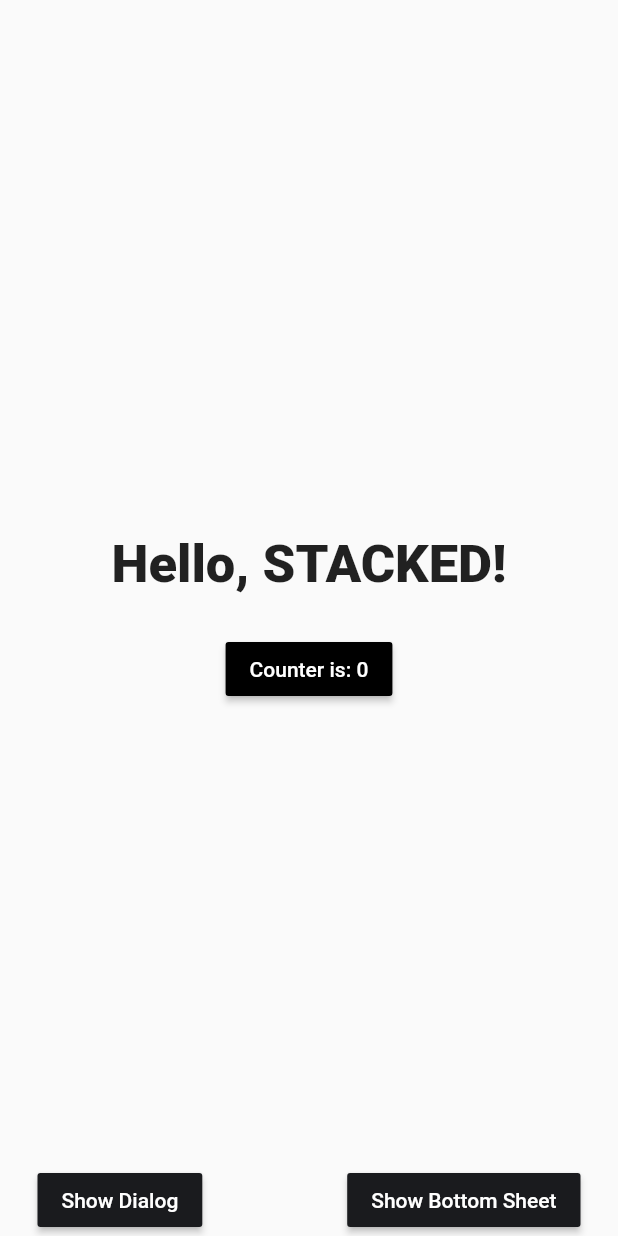
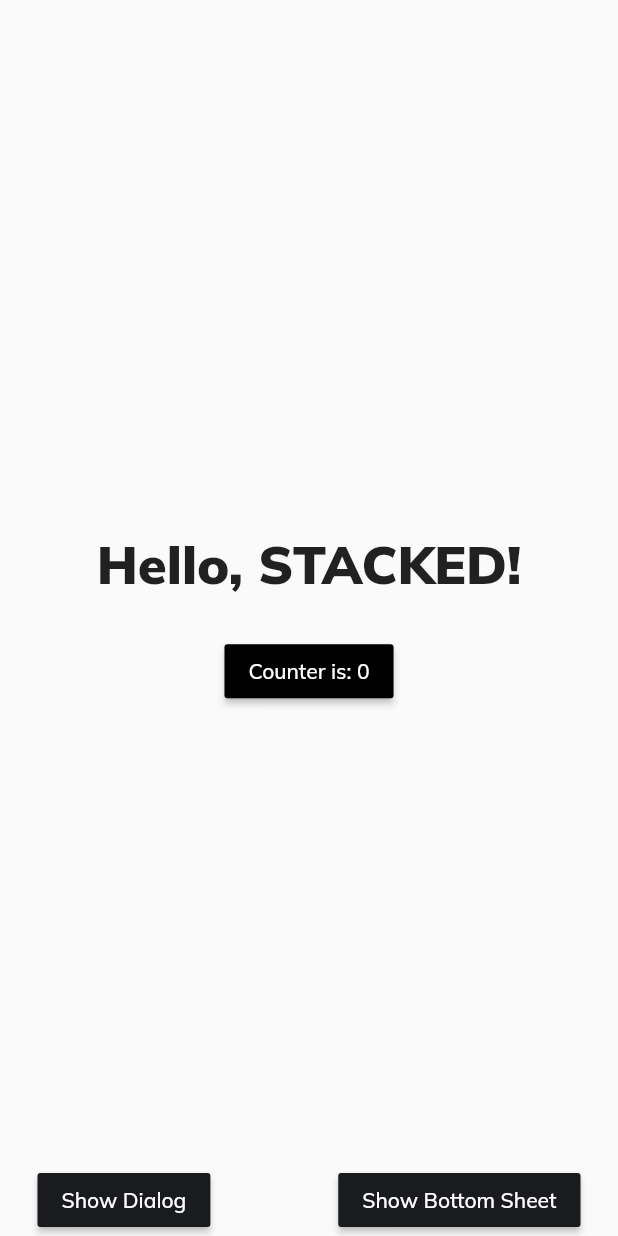
Before and after one commit to habyaad/soro_soke, a Flutter app: the screen it shows after launch, on a phone screen of 412 x 824 dp. Run offline on Flutter 3.47's test engine with Material 2 defaults, Android fonts, the phone set to English and light mode, and no system bars; our stand-ins replace google_fonts, stacked, stacked_services, stacked_shared.

Commit message:
style: change app text theme

```diff
--- a/lib/main.dart
+++ b/lib/main.dart
@@ -4,6 +4,7 @@ import 'package:soro_soke/app/app.dialogs.dart';
 import 'package:soro_soke/app/app.locator.dart';
 import 'package:soro_soke/app/app.router.dart';
 import 'package:stacked_services/stacked_services.dart';
+import 'package:google_fonts/google_fonts.dart';
 
 Future<void> main() async {
   WidgetsFlutterBinding.ensureInitialized();
@@ -19,6 +20,9 @@ class MainApp extends StatelessWidget {
   @override
   Widget build(BuildContext context) {
     return MaterialApp(
+      theme: ThemeData(
+        textTheme: GoogleFonts.mulishTextTheme()
+      ),
       initialRoute: Routes.startupView,
       onGenerateRoute: StackedRouter().onGenerateRoute,
       navigatorKey: StackedService.navigatorKey,
```
